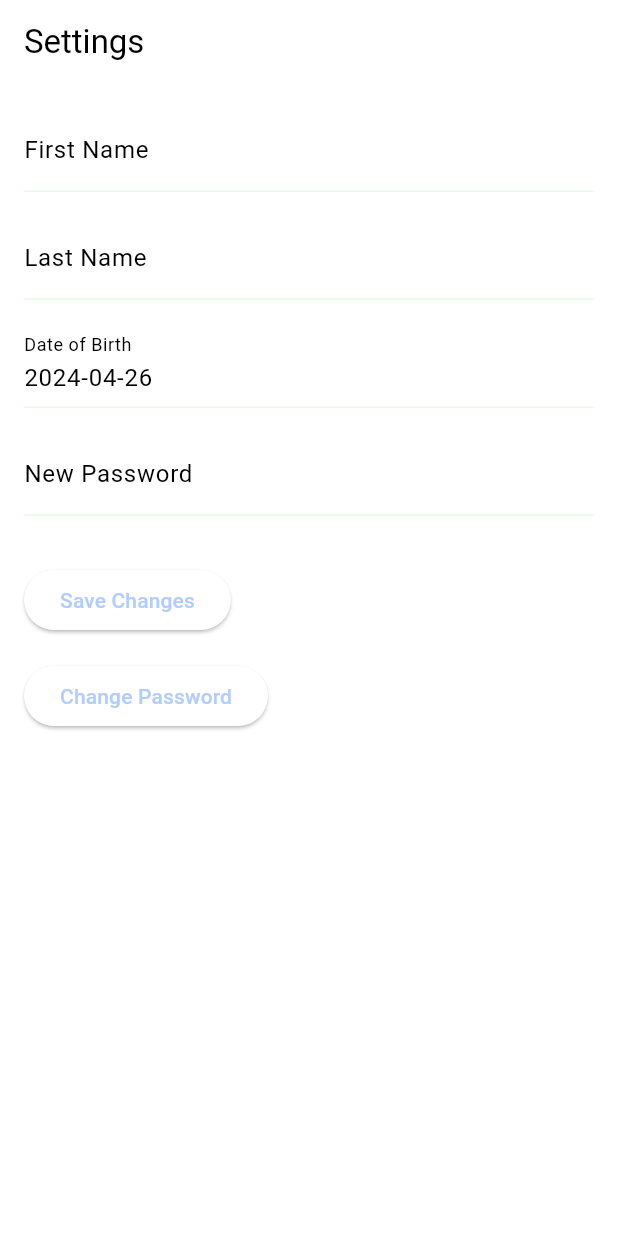
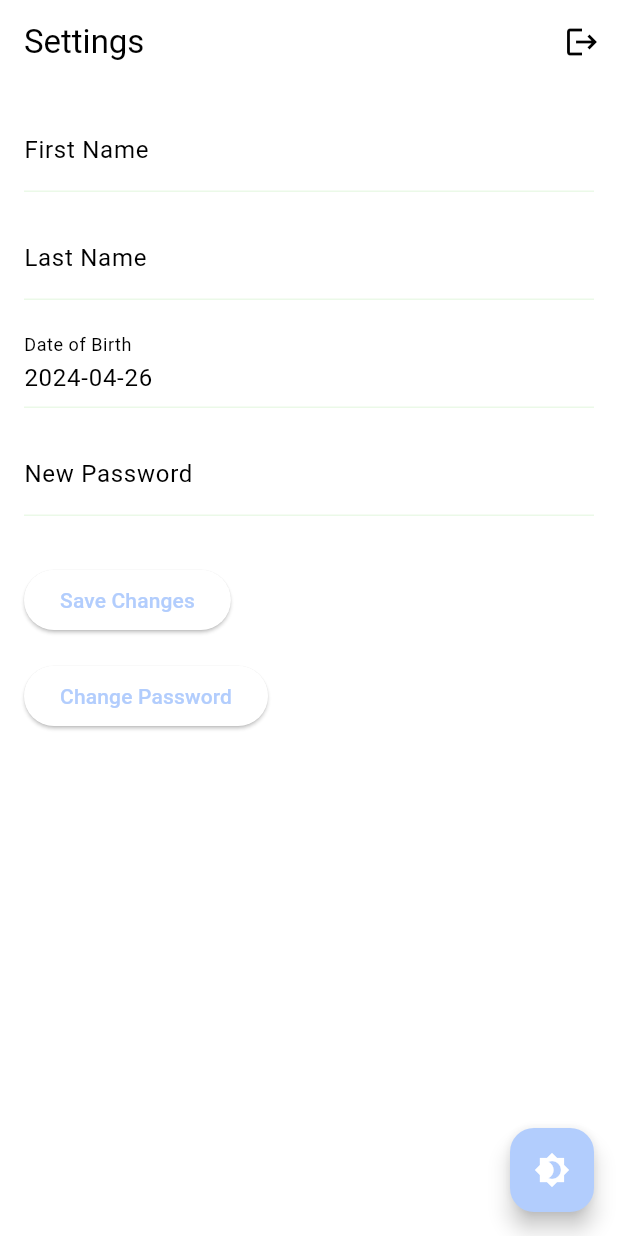
Before and after one commit to VictoriaRobles3/Project2MAD, a Flutter app: the SettingsPage screen opened directly, on a phone screen of 412 x 824 dp. Run offline on Flutter 3.47's test engine with Material 3 defaults, Android fonts, the phone set to English and light mode, and no system bars; our stand-ins replace animated_text_kit, cloud_firestore, firebase_auth, firebase_core, firebase_storage, google_fonts and 1 more; missing offline and left inert: firebase_app_check; accounts and stored records are empty.

Commit message:
Change position of dark mode icon and sign out icon.

```diff
--- a/artfolio/lib/settings.dart
+++ b/artfolio/lib/settings.dart
@@ -115,6 +115,18 @@ class _SettingsPageState extends State<SettingsPage> {
     return Scaffold(
       appBar: AppBar(
         title: Text('Settings'),
+        actions: [
+          IconButton(
+            icon: Icon(Icons.logout),
+            onPressed: () {
+              FirebaseAuth.instance.signOut();
+              Navigator.pushReplacement(
+                context,
+                MaterialPageRoute(builder: (context) => SplashScreen()),
+              );
+            },
+          ),
+        ],
       ),
       body: Padding(
         padding: const EdgeInsets.all(16.0),
@@ -181,6 +193,14 @@ class _SettingsPageState extends State<SettingsPage> {
           ),
         ),
       ),
+      floatingActionButton: FloatingActionButton(
+        onPressed: () {
+          Provider.of<ThemeProvider>(context, listen: false)
+              .toggleTheme();
+        },
+        child: Icon(Icons.brightness_4),
+      ),
+      floatingActionButtonLocation: FloatingActionButtonLocation.endFloat,
     );
   }
 }
```
